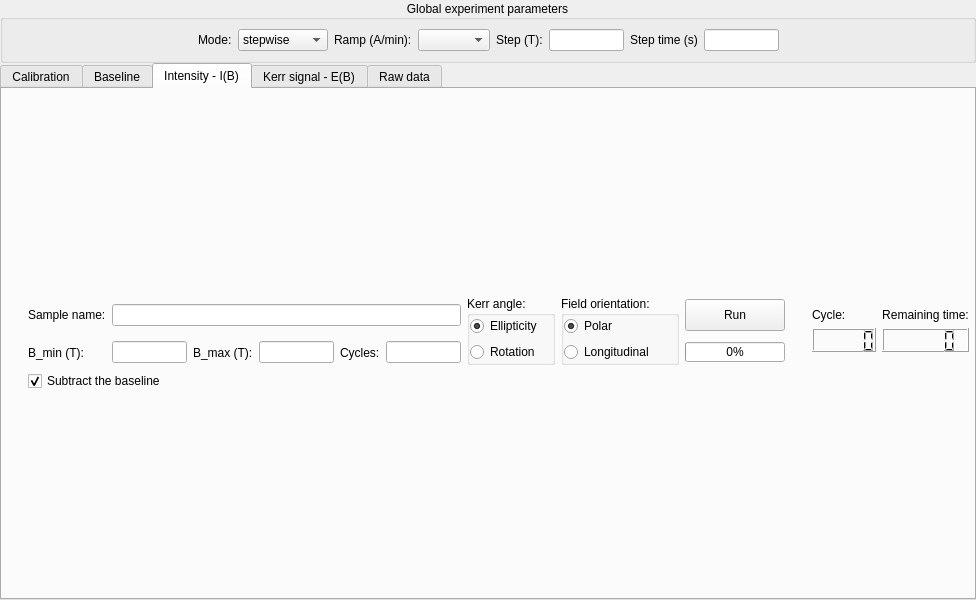
This is nicos_jcns/moke01/gui/mokepanel.ui in mlz-ictrl/nicos as Qt 5 draws it before an edit. The edited form follows.
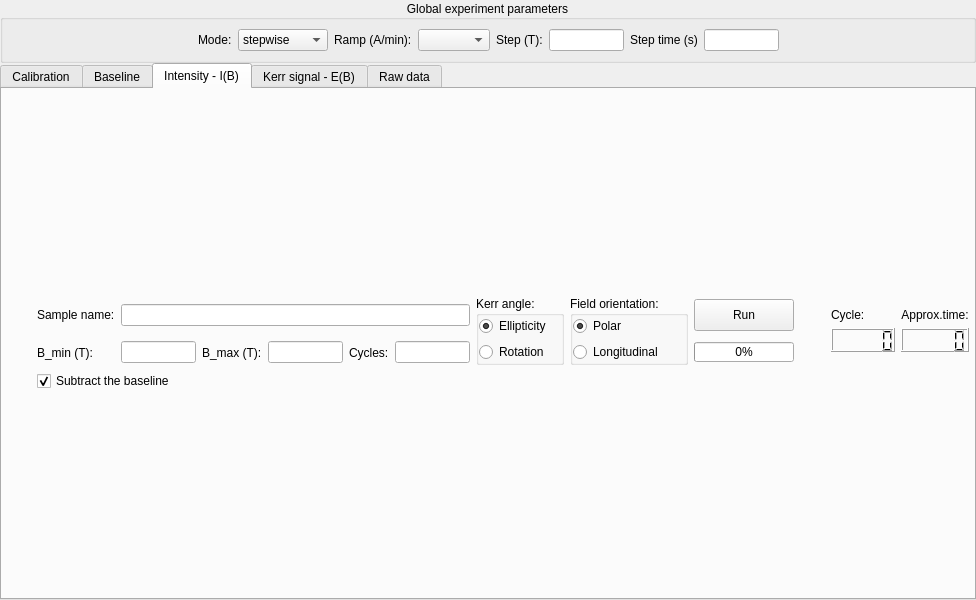
This is the edited form.

Commit message: moke01: remaining time of measurement is calculated more accurately

```diff
--- a/nicos_jcns/moke01/gui/mokepanel.ui
+++ b/nicos_jcns/moke01/gui/mokepanel.ui
@@ -642,7 +642,7 @@
               </sizepolicy>
              </property>
              <property name="text">
-              <string>Remaining time:</string>
+              <string>Approx.time:</string>
              </property>
              <property name="alignment">
               <set>Qt::AlignCenter</set>
```
The commit also changes 3 other files.
